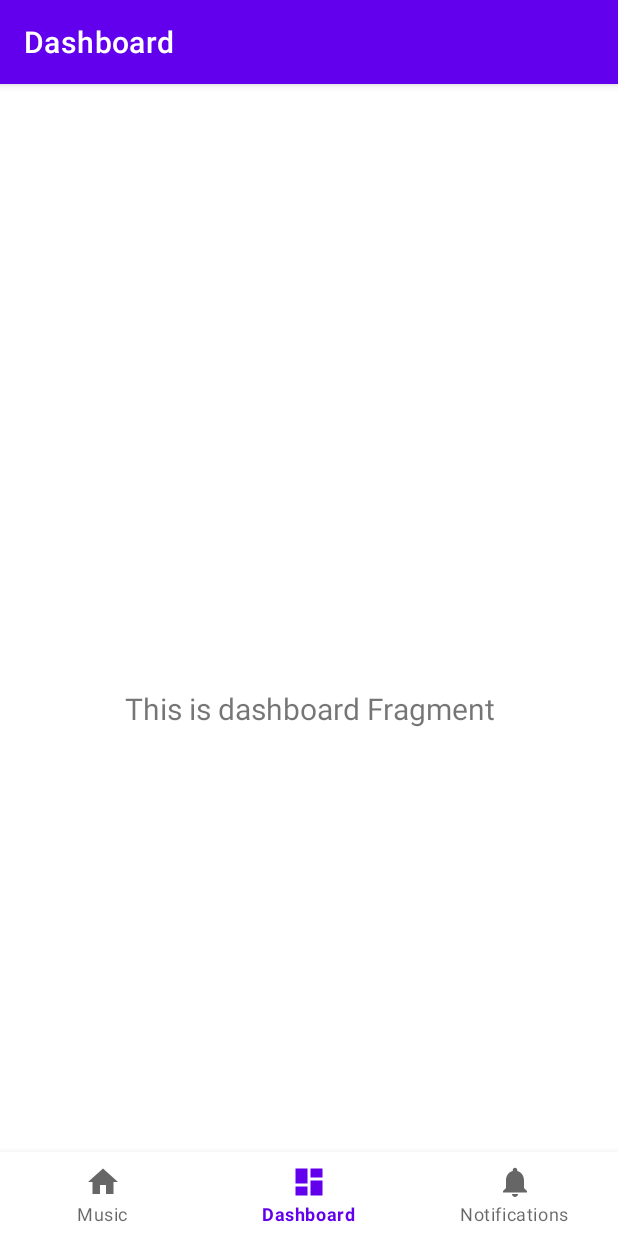
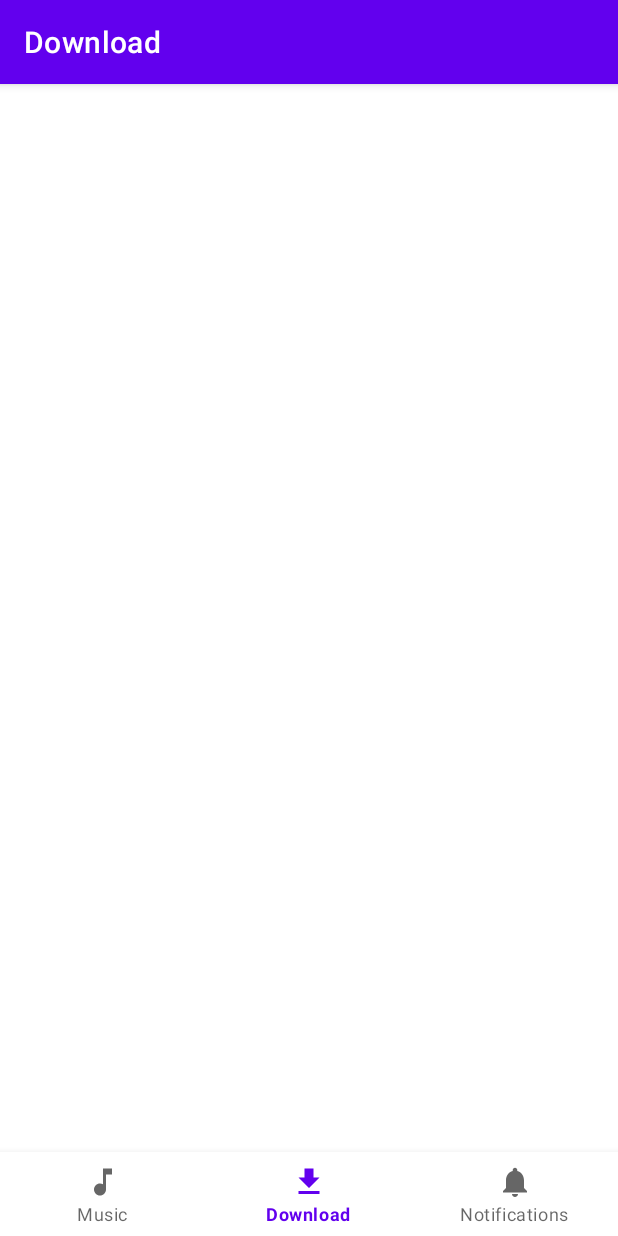
Before and after one commit to deepak-showcase-android/boundserviceapp, an Android app: the DownloadFragment screen opened through its navigation route, on a phone screen of 412 x 824 dp. Run offline under Robolectric (Android 15) with nearby library versions, the phone set to English and light mode, and no system bars; our stand-ins replace navigation-ui.

Commit message:
Added files related Download feature

```diff
--- a/app/src/main/java/com/showcase/boundserviceapp/MainActivity.kt
+++ b/app/src/main/java/com/showcase/boundserviceapp/MainActivity.kt
@@ -26,7 +26,7 @@ class MainActivity : AppCompatActivity() {
         // menu should be considered as top level destinations.
         val appBarConfiguration = AppBarConfiguration(
             setOf(
-                R.id.navigation_home, R.id.navigation_dashboard, R.id.navigation_notifications
+                R.id.navigation_music, R.id.navigation_download, R.id.navigation_notifications
             )
         )
         setupActionBarWithNavController(navController, appBarConfiguration)
--- a/app/src/main/java/com/showcase/boundserviceapp/view/dashboard/DashboardViewModel.kt
+++ /dev/null
@@ -1,13 +0,0 @@
-package com.showcase.boundserviceapp.view.dashboard
-
-import androidx.lifecycle.LiveData
-import androidx.lifecycle.MutableLiveData
-import androidx.lifecycle.ViewModel
-
-class DashboardViewModel : ViewModel() {
-
-    private val _text = MutableLiveData<String>().apply {
-        value = "This is dashboard Fragment"
-    }
-    val text: LiveData<String> = _text
-}
--- a/app/src/main/java/com/showcase/boundserviceapp/view/dashboard/DashboardFragment.kt
+++ b/app/src/main/java/com/showcase/boundserviceapp/view/download/DownloadFragment.kt
@@ -1,4 +1,4 @@
-package com.showcase.boundserviceapp.view.dashboard
+package com.showcase.boundserviceapp.view.download
 
 import android.os.Bundle
 import android.view.LayoutInflater
@@ -6,33 +6,24 @@ import android.view.View
 import android.view.ViewGroup
 import android.widget.TextView
 import androidx.fragment.app.Fragment
+import androidx.fragment.app.viewModels
 import androidx.lifecycle.ViewModelProvider
 import com.showcase.boundserviceapp.databinding.FragmentDashboardBinding
+import com.showcase.boundserviceapp.view.base.BaseFragment
 
-class DashboardFragment : Fragment() {
+class DownloadFragment : BaseFragment() {
 
     private var _binding: FragmentDashboardBinding? = null
-
-    // This property is only valid between onCreateView and
-    // onDestroyView.
     private val binding get() = _binding!!
+    private val viewModel: DownloadViewModel by viewModels()
 
     override fun onCreateView(
         inflater: LayoutInflater,
         container: ViewGroup?,
         savedInstanceState: Bundle?
     ): View {
-        val dashboardViewModel =
-            ViewModelProvider(this).get(DashboardViewModel::class.java)
-
         _binding = FragmentDashboardBinding.inflate(inflater, container, false)
-        val root: View = binding.root
-
-        val textView: TextView = binding.textDashboard
-        dashboardViewModel.text.observe(viewLifecycleOwner) {
-            textView.text = it
-        }
-        return root
+        return binding.root
     }
 
     override fun onDestroyView() {
--- /dev/null
+++ b/app/src/main/java/com/showcase/boundserviceapp/view/download/DownloadViewModel.kt
@@ -0,0 +1,11 @@
+package com.showcase.boundserviceapp.view.download
+
+import androidx.lifecycle.LiveData
+import androidx.lifecycle.MutableLiveData
+import androidx.lifecycle.ViewModel
+
+class DownloadViewModel : ViewModel() {
+
+    //to be implemented
+
+}
--- a/app/src/main/java/com/showcase/boundserviceapp/view/music/MusicViewModel.kt
+++ b/app/src/main/java/com/showcase/boundserviceapp/view/music/MusicViewModel.kt
@@ -5,5 +5,5 @@ import androidx.lifecycle.MutableLiveData
 import androidx.lifecycle.ViewModel
 
 class MusicViewModel : ViewModel() {
-
+//to be implemented
 }
--- /dev/null
+++ b/app/src/main/res/drawable/ic_baseline_download_24.xml
@@ -0,0 +1,5 @@
+<vector android:height="24dp" android:tint="#000000"
+    android:viewportHeight="24" android:viewportWidth="24"
+    android:width="24dp" xmlns:android="http://schemas.android.com/apk/res/android">
+    <path android:fillColor="@android:color/white" android:pathData="M5,20h14v-2H5V20zM19,9h-4V3H9v6H5l7,7L19,9z"/>
+</vector>
--- /dev/null
+++ b/app/src/main/res/drawable/ic_baseline_music_note_24.xml
@@ -0,0 +1,5 @@
+<vector android:height="24dp" android:tint="#000000"
+    android:viewportHeight="24" android:viewportWidth="24"
+    android:width="24dp" xmlns:android="http://schemas.android.com/apk/res/android">
+    <path android:fillColor="@android:color/white" android:pathData="M12,3v10.55c-0.59,-0.34 -1.27,-0.55 -2,-0.55 -2.21,0 -4,1.79 -4,4s1.79,4 4,4 4,-1.79 4,-4V7h4V3h-6z"/>
+</vector>
--- a/app/src/main/res/layout/fragment_dashboard.xml
+++ b/app/src/main/res/layout/fragment_dashboard.xml
@@ -4,7 +4,7 @@
     xmlns:tools="http://schemas.android.com/tools"
     android:layout_width="match_parent"
     android:layout_height="match_parent"
-    tools:context=".view.dashboard.DashboardFragment">
+    tools:context=".view.download.DownloadFragment">
 
     <TextView
         android:id="@+id/text_dashboard"
--- a/app/src/main/res/menu/bottom_nav_menu.xml
+++ b/app/src/main/res/menu/bottom_nav_menu.xml
@@ -2,14 +2,14 @@
 <menu xmlns:android="http://schemas.android.com/apk/res/android">
 
     <item
-        android:id="@+id/navigation_home"
-        android:icon="@drawable/ic_home_black_24dp"
+        android:id="@+id/navigation_music"
+        android:icon="@drawable/ic_baseline_music_note_24"
         android:title="@string/title_music" />
 
     <item
-        android:id="@+id/navigation_dashboard"
-        android:icon="@drawable/ic_dashboard_black_24dp"
-        android:title="@string/title_dashboard" />
+        android:id="@+id/navigation_download"
+        android:icon="@drawable/ic_baseline_download_24"
+        android:title="@string/title_download" />
 
     <item
         android:id="@+id/navigation_notifications"
--- a/app/src/main/res/navigation/mobile_navigation.xml
+++ b/app/src/main/res/navigation/mobile_navigation.xml
@@ -3,18 +3,18 @@
     xmlns:app="http://schemas.android.com/apk/res-auto"
     xmlns:tools="http://schemas.android.com/tools"
     android:id="@+id/mobile_navigation"
-    app:startDestination="@+id/navigation_home">
+    app:startDestination="@+id/navigation_music">
 
     <fragment
-        android:id="@+id/navigation_home"
+        android:id="@+id/navigation_music"
         android:name="com.showcase.boundserviceapp.view.music.MusicFragment"
         android:label="@string/title_music"
         tools:layout="@layout/fragment_home" />
 
     <fragment
-        android:id="@+id/navigation_dashboard"
-        android:name="com.showcase.boundserviceapp.view.dashboard.DashboardFragment"
-        android:label="@string/title_dashboard"
+        android:id="@+id/navigation_download"
+        android:name="com.showcase.boundserviceapp.view.download.DownloadFragment"
+        android:label="@string/title_download"
         tools:layout="@layout/fragment_dashboard" />
 
     <fragment
--- a/app/src/main/res/values/strings.xml
+++ b/app/src/main/res/values/strings.xml
@@ -1,7 +1,7 @@
 <resources>
     <string name="app_name">BoundServiceApp</string>
     <string name="title_music">Music</string>
-    <string name="title_dashboard">Dashboard</string>
+    <string name="title_download">Download</string>
     <string name="title_notifications">Notifications</string>
     <string name="start">Start</string>
     <string name="stop">Stop</string>
```
